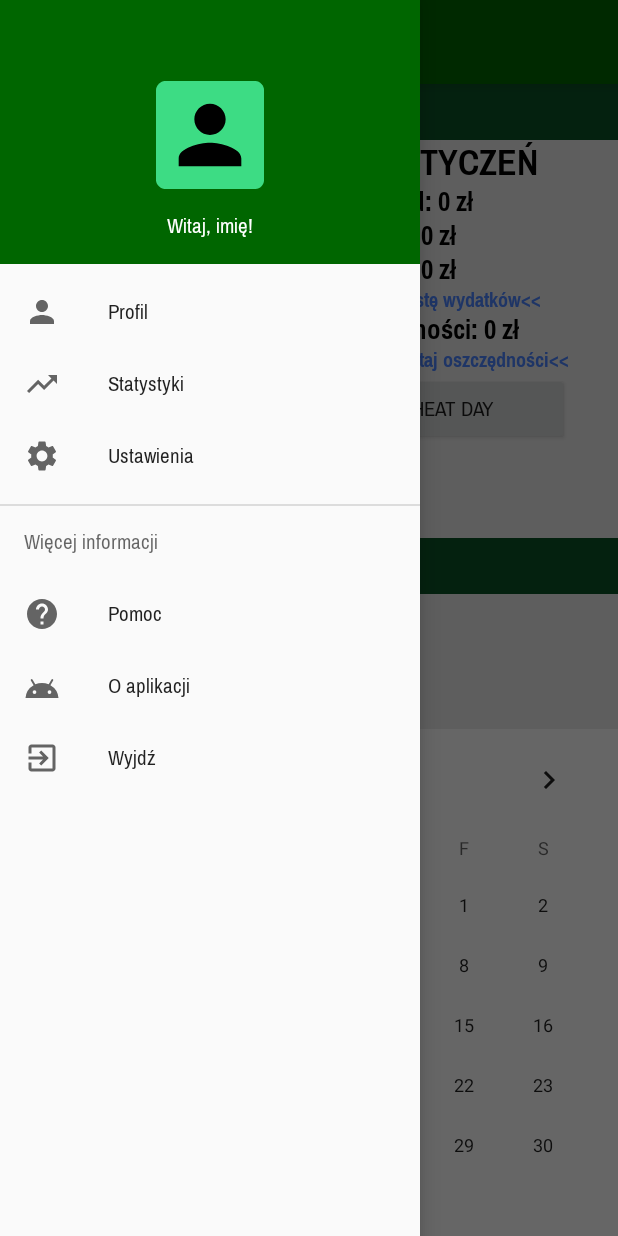
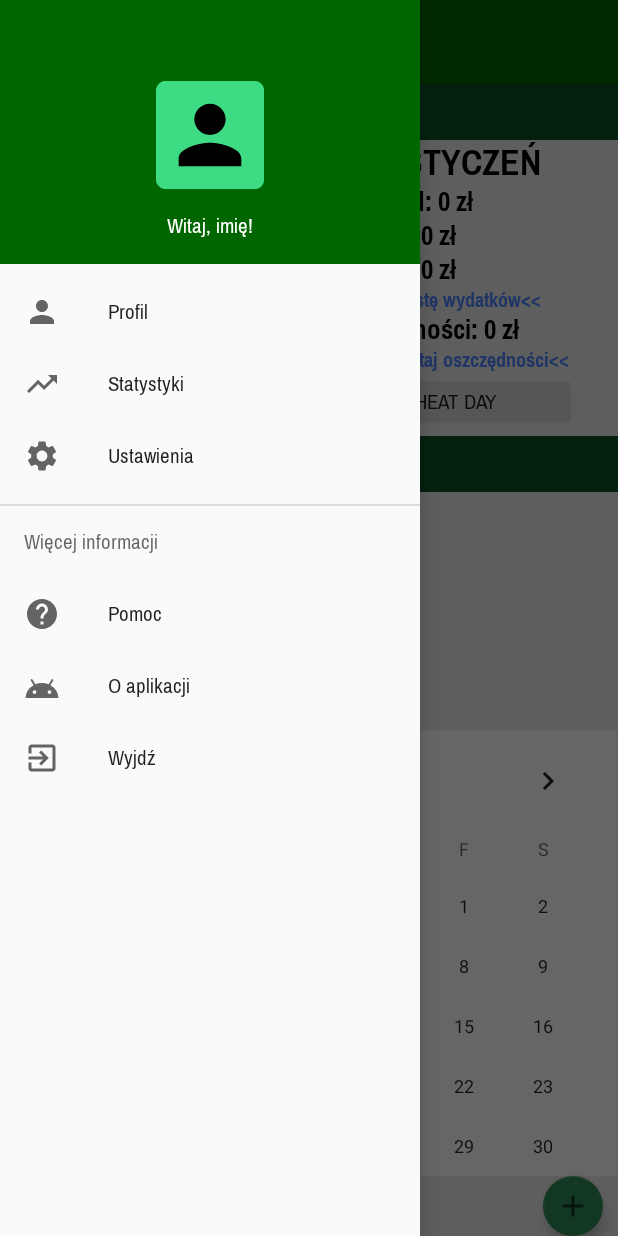
Before and after one commit to themandi/ProviStudent, an Android app: the MainActivity screen opened directly, with no data from a screen before it, with the side drawer open, on a phone screen of 412 x 824 dp. Run offline under Robolectric (Android 15) with nearby library versions, the phone set to English and light mode, and no system bars; libraries missing offline, so code that uses them is left out: com.github.mikephil.charting; plain views replace PieChart; 23 statements that could not run were skipped.

Commit message:
Dodany latający przycisk, poprawne wyswietlanie dat

```diff
--- /dev/null
+++ b/app/src/main/res/drawable/ic_baseline_add_24.xml
@@ -0,0 +1,10 @@
+<vector xmlns:android="http://schemas.android.com/apk/res/android"
+    android:width="24dp"
+    android:height="24dp"
+    android:viewportWidth="24"
+    android:viewportHeight="24"
+    android:tint="?attr/colorControlNormal">
+  <path
+      android:fillColor="@android:color/white"
+      android:pathData="M19,13h-6v6h-2v-6H5v-2h6V5h2v6h6v2z"/>
+</vector>
--- a/app/src/main/res/layout/content_main.xml
+++ b/app/src/main/res/layout/content_main.xml
@@ -30,7 +30,7 @@
 
         <LinearLayout
             android:layout_width="match_parent"
-            android:layout_height="wrap_content"
+            android:layout_height="197dp"
             android:orientation="horizontal">
 
             <com.github.mikephil.charting.charts.PieChart
@@ -47,8 +47,8 @@
                     android:id="@+id/miesiac"
                     android:layout_width="wrap_content"
                     android:layout_height="wrap_content"
+                    android:layout_gravity="center"
                     android:layout_marginLeft="15dp"
-                    android:layout_gravity="center"
                     android:text="@string/miesiac"
                     android:textColor="@android:color/black"
                     android:textSize="24sp"
@@ -117,6 +117,7 @@
                     tools:ignore="MissingConstraints"
                     tools:layout_editor_absoluteX="200dp"
                     tools:layout_editor_absoluteY="162dp" />
+
                 <TextView
                     android:id="@+id/wydajoszczednosci"
                     android:layout_width="wrap_content"
@@ -131,16 +132,11 @@
 
                 <Button
                     android:id="@+id/cheatday"
-                    android:layout_width="match_parent"
-                    android:layout_height="wrap_content"
+                    android:layout_width="167dp"
+                    android:layout_height="37dp"
                     android:text="CHEAT DAY" />
             </LinearLayout>
         </LinearLayout>
-
-        <View
-            android:layout_width="1dp"
-            android:layout_height="match_parent"
-            android:layout_weight="1" />
 
         <TextView
             android:id="@+id/zasoby"
@@ -155,6 +151,11 @@
             tools:ignore="MissingConstraints"
             tools:layout_editor_absoluteX="0dp"
             tools:layout_editor_absoluteY="212dp" />
+
+        <View
+            android:layout_width="1dp"
+            android:layout_height="match_parent"
+            android:layout_weight="1" />
 
         <TextView
             android:id="@+id/zasob1"
@@ -189,12 +190,23 @@
 
         <CalendarView
             android:id="@+id/zobaczKalendarz"
-            android:layout_width="match_parent"
-            android:layout_height="wrap_content"
+            android:layout_width="411dp"
+            android:layout_height="297dp"
             android:layout_gravity="center"
             android:background="#FFF"
             tools:ignore="MissingConstraints"
             tools:layout_editor_absoluteX="34dp"
             tools:layout_editor_absoluteY="329dp"></CalendarView>
+
+        <com.google.android.material.floatingactionbutton.FloatingActionButton
+            android:id="@+id/fab"
+            app:fabSize="mini"
+            android:layout_width="wrap_content"
+            android:layout_height="wrap_content"
+            android:layout_gravity="bottom|end"
+            android:layout_marginRight="10dp"
+            android:scaleType="center"
+            android:src="@drawable/ic_baseline_add_24" />
     </LinearLayout>
+
 </androidx.constraintlayout.widget.ConstraintLayout>
```
Also changed, not shown: app/src/main/java/com/example/provistudent/Activities/CheatdayActivity.java (+20 -5 lines), app/src/main/java/com/example/provistudent/Activities/EditCashActivity.java (+19 -5 lines), app/src/main/java/com/example/provistudent/Activities/MainActivity.java (+39 -7 lines), app/src/main/java/com/example/provistudent/Activities/NewCheatdayActivity.java (+23 -5 lines).
